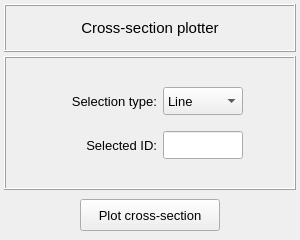
Old version of the form pulse/interface/data/ui_files/plots/model/plot_section.ui in the repository open-pulse/OpenPulse.
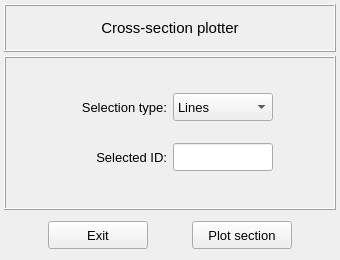
New version of the form.

Commit message: Add an exit button to the PlotCrossSection class

```diff
--- a/pulse/interface/data/ui_files/plots/model/plot_section.ui
+++ b/pulse/interface/data/ui_files/plots/model/plot_section.ui
@@ -6,14 +6,14 @@
    <rect>
     <x>0</x>
     <y>0</y>
-    <width>300</width>
-    <height>240</height>
+    <width>340</width>
+    <height>260</height>
    </rect>
   </property>
   <property name="maximumSize">
    <size>
-    <width>300</width>
-    <height>240</height>
+    <width>340</width>
+    <height>260</height>
    </size>
   </property>
   <property name="windowTitle">
@@ -124,7 +124,7 @@
         <property name="maximumSize">
          <size>
           <width>16777215</width>
-          <height>100</height>
+          <height>120</height>
          </size>
         </property>
         <property name="frameShape">
@@ -156,13 +156,13 @@
           <widget class="QComboBox" name="comboBox_selection">
            <property name="minimumSize">
             <size>
-             <width>0</width>
+             <width>100</width>
              <height>28</height>
             </size>
            </property>
            <property name="maximumSize">
             <size>
-             <width>80</width>
+             <width>100</width>
              <height>28</height>
             </size>
            </property>
@@ -173,7 +173,7 @@
            </property>
            <item>
             <property name="text">
-             <string>Line</string>
+             <string>Lines</string>
             </property>
            </item>
            <item>
@@ -242,13 +242,13 @@
           <widget class="QLineEdit" name="lineEdit_selected_id">
            <property name="minimumSize">
             <size>
-             <width>0</width>
+             <width>100</width>
              <height>28</height>
             </size>
            </property>
            <property name="maximumSize">
             <size>
-             <width>80</width>
+             <width>100</width>
              <height>28</height>
             </size>
            </property>
@@ -337,6 +337,48 @@
       <property name="spacing">
        <number>0</number>
       </property>
+      <item row="0" column="1">
+       <widget class="QPushButton" name="pushButton_plot_section">
+        <property name="sizePolicy">
+         <sizepolicy hsizetype="Minimum" vsizetype="Fixed">
+          <horstretch>0</horstretch>
+          <verstretch>0</verstretch>
+         </sizepolicy>
+        </property>
+        <property name="minimumSize">
+         <size>
+          <width>100</width>
+          <height>28</height>
+         </size>
+        </property>
+        <property name="maximumSize">
+         <size>
+          <width>100</width>
+          <height>28</height>
+         </size>
+        </property>
+        <property name="font">
+         <font>
+          <family>MS Shell Dlg 2</family>
+          <pointsize>10</pointsize>
+          <italic>false</italic>
+          <bold>false</bold>
+         </font>
+        </property>
+        <property name="styleSheet">
+         <string notr="true"/>
+        </property>
+        <property name="text">
+         <string>Plot section</string>
+        </property>
+        <property name="autoDefault">
+         <bool>false</bool>
+        </property>
+        <property name="default">
+         <bool>false</bool>
+        </property>
+       </widget>
+      </item>
       <item row="0" column="0">
        <widget class="QPushButton" name="pushButton_plot_cross_section">
         <property name="sizePolicy">
@@ -347,14 +389,14 @@
         </property>
         <property name="minimumSize">
          <size>
-          <width>140</width>
-          <height>32</height>
+          <width>100</width>
+          <height>28</height>
          </size>
         </property>
         <property name="maximumSize">
          <size>
-          <width>140</width>
-          <height>32</height>
+          <width>100</width>
+          <height>28</height>
          </size>
         </property>
         <property name="font">
@@ -369,7 +411,7 @@
          <string notr="true"/>
         </property>
         <property name="text">
-         <string>Plot cross-section</string>
+         <string>Exit</string>
         </property>
         <property name="autoDefault">
          <bool>false</bool>
```
Left out of the diff: 4 changed lines with no effect on the pictures. The commit also changes 2 other files.
